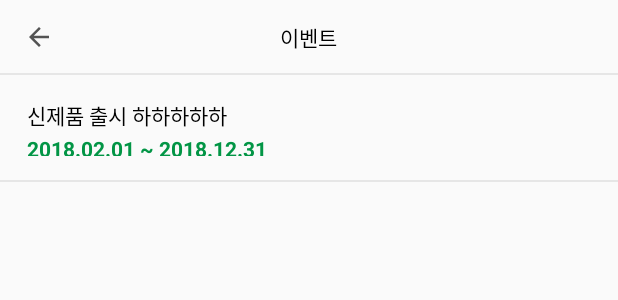
After one commit to taeiim/Subway, an Android app: the layout activity_event_detail.xml on its own in the app's theme, with its tools: preview values and no code run, on a phone screen of 412 x 824 dp. The commit adds this screen. Shown: the top 300 px of the screen. Run offline under Robolectric (Android 15) with nearby library versions, the phone set to English and light mode, and no system bars.

Commit message:
Fix tab color / Finish EventDetail xml

```diff
--- a/app/build.gradle
+++ b/app/build.gradle
@@ -30,4 +30,5 @@ dependencies {
     implementation 'com.android.support:recyclerview-v7:26.1.0'
     implementation 'com.android.support:cardview-v7:26.1.0'
     compile 'com.sackcentury:shinebutton:0.2.0'
+    compile 'com.aurelhubert:ahbottomnavigation:2.1.0'
 }
--- a/app/src/main/AndroidManifest.xml
+++ b/app/src/main/AndroidManifest.xml
@@ -9,15 +9,15 @@
         android:supportsRtl="true"
         android:theme="@style/AppTheme">
         <activity android:name=".Activity.MainActivity">
-
-        </activity>
-        <activity android:name=".Activity.HoneyRankActivity">
             <intent-filter>
                 <action android:name="android.intent.action.MAIN" />
 
                 <category android:name="android.intent.category.LAUNCHER" />
             </intent-filter>
         </activity>
+        <activity android:name=".Activity.HoneyRankActivity">
+
+        </activity>
     </application>
 
 </manifest>
--- a/app/src/main/res/drawable/icon_back.xml
+++ b/app/src/main/res/drawable/ic_back.xml
@@ -4,6 +4,6 @@
         android:viewportWidth="24.0"
         android:viewportHeight="24.0">
     <path
-        android:fillColor="#FF000000"
+        android:fillColor="#535353"
         android:pathData="M20,11H7.83l5.59,-5.59L12,4l-8,8 8,8 1.41,-1.41L7.83,13H20v-2z"/>
 </vector>
--- /dev/null
+++ b/app/src/main/res/drawable/ic_store.xml
@@ -0,0 +1,5 @@
+<vector android:height="24dp" android:viewportHeight="489.4"
+    android:viewportWidth="489.4" android:width="24dp" xmlns:android="http://schemas.android.com/apk/res/android">
+    <path android:fillColor="#737373" android:pathData="M347.7,263.8h-66.5c-18.2,0 -33,14.8 -33,33v51c0,18.2 14.8,33 33,33h66.5c18.2,0 33,-14.8 33,-33v-51C380.7,278.5 365.9,263.8 347.7,263.8zM356.7,347.8c0,5 -4.1,9 -9,9h-66.5c-5,0 -9,-4.1 -9,-9v-51c0,-5 4.1,-9 9,-9h66.5c5,0 9,4.1 9,9V347.8z"/>
+    <path android:fillColor="#737373" android:pathData="M489.4,171.1c0,-2.1 -0.5,-4.1 -1.6,-5.9l-72.8,-128c-2.1,-3.7 -6.1,-6.1 -10.4,-6.1H84.7c-4.3,0 -8.3,2.3 -10.4,6.1l-72.7,128c-1,1.8 -1.6,3.8 -1.6,5.9c0,28.7 17.3,53.3 42,64.2v211.1c0,6.6 5.4,12 12,12h66.3c0.1,0 0.2,0 0.3,0h93c0.1,0 0.2,0 0.3,0h221.4c6.6,0 12,-5.4 12,-12v-209.6c0,-0.5 0,-0.9 -0.1,-1.3C472,224.6 489.4,199.9 489.4,171.1zM91.7,55.2h305.9l56.9,100.1H34.9L91.7,55.2zM348.3,179.1c-3.8,21.6 -22.7,38 -45.4,38c-22.7,0 -41.6,-16.4 -45.4,-38H348.3zM232,179.1c-3.8,21.6 -22.7,38 -45.4,38s-41.6,-16.4 -45.5,-38H232zM24.8,179.1h90.9c-3.8,21.6 -22.8,38 -45.5,38C47.5,217.3 28.6,200.8 24.8,179.1zM201.6,434.4h-69v-129.5c0,-9.4 7.6,-17.1 17.1,-17.1h34.9c9.4,0 17.1,7.6 17.1,17.1v129.5H201.6zM423.3,434.4H225.6v-129.5c0,-22.6 -18.4,-41.1 -41.1,-41.1h-34.9c-22.6,0 -41.1,18.4 -41.1,41.1v129.6H66v-193.3c1.4,0.1 2.8,0.1 4.2,0.1c24.2,0 45.6,-12.3 58.2,-31c12.6,18.7 34,31 58.2,31s45.5,-12.3 58.2,-31c12.6,18.7 34,31 58.1,31c24.2,0 45.5,-12.3 58.1,-31c12.6,18.7 34,31 58.2,31c1.4,0 2.7,-0.1 4.1,-0.1L423.3,434.4L423.3,434.4zM419.2,217.3c-22.7,0 -41.6,-16.4 -45.4,-38h90.9C460.8,200.8 441.9,217.3 419.2,217.3z"/>
+</vector>
--- /dev/null
+++ b/app/src/main/res/layout/activity_event_detail.xml
@@ -0,0 +1,90 @@
+<?xml version="1.0" encoding="utf-8"?>
+<LinearLayout xmlns:android="http://schemas.android.com/apk/res/android"
+    xmlns:app="http://schemas.android.com/apk/res-auto"
+    android:layout_width="match_parent"
+    android:layout_height="match_parent"
+    android:orientation="vertical">
+
+    <android.support.v7.widget.Toolbar
+        android:id="@+id/eventDetail_toolbar"
+        android:layout_width="match_parent"
+        android:layout_height="@dimen/main_toolbar_height"
+        app:contentInsetStart="0dp">
+
+        <RelativeLayout
+            android:layout_width="match_parent"
+            android:layout_height="match_parent">
+
+            <TextView
+                android:layout_width="wrap_content"
+                android:layout_height="wrap_content"
+                android:layout_centerInParent="true"
+                android:text="이벤트"
+                android:textColor="#000000" />
+
+            <ImageView
+                android:id="@+id/eventDetail_backIcon"
+                android:layout_width="20dp"
+                android:layout_height="20dp"
+                android:layout_centerVertical="true"
+                android:layout_marginLeft="16dp"
+                android:src="@drawable/ic_back" />
+
+            <View
+                android:layout_width="match_parent"
+                android:layout_height="1dp"
+                android:layout_alignParentBottom="true"
+                android:background="#E6E6E6" />
+        </RelativeLayout>
+    </android.support.v7.widget.Toolbar>
+
+    <ScrollView
+        android:layout_width="match_parent"
+        android:layout_height="match_parent">
+
+        <LinearLayout
+            android:layout_width="match_parent"
+            android:layout_height="match_parent"
+            android:orientation="vertical">
+
+            <LinearLayout
+                android:layout_width="match_parent"
+                android:layout_height="70dp"
+                android:layout_marginLeft="2dp"
+                android:orientation="vertical"
+                android:padding="16dp">
+
+                <TextView
+                    android:id="@+id/eventDetail_titleTv"
+                    android:layout_width="match_parent"
+                    android:layout_height="wrap_content"
+                    android:layout_marginBottom="2dp"
+                    android:maxLines="1"
+                    android:text="신제품 출시 하하하하하"
+                    android:textColor="#000000" />
+
+                <TextView
+                    android:id="@+id/eventDetail_periodTv"
+                    android:layout_width="match_parent"
+                    android:layout_height="wrap_content"
+                    android:maxLines="1"
+                    android:text="2018.02.01 ~ 2018.12.31"
+                    android:textColor="@color/colorAccent"
+                    android:textSize="14dp"
+                    android:textStyle="bold" />
+
+            </LinearLayout>
+
+            <View
+                android:layout_width="match_parent"
+                android:layout_height="1dp"
+                android:background="#E6E6E6" />
+
+            <ImageView
+                android:id="@+id/eventDetail_imgView"
+                android:layout_width="match_parent"
+                android:layout_height="match_parent"
+                android:layout_margin="16dp"/>
+        </LinearLayout>
+    </ScrollView>
+</LinearLayout>
--- a/app/src/main/res/layout/activity_honey_rank.xml
+++ b/app/src/main/res/layout/activity_honey_rank.xml
@@ -21,7 +21,7 @@
                 android:layout_height="20dp"
                 android:layout_centerVertical="true"
                 android:layout_marginLeft="16dp"
-                android:src="@drawable/icon_back" />
+                android:src="@drawable/ic_back" />
 
             <TextView
                 android:layout_width="wrap_content"
@@ -54,5 +54,5 @@
         android:id="@+id/honeyRank_recyclerView"
         android:layout_width="match_parent"
         android:layout_height="match_parent"
-        android:layout_margin="8dp"/>
+        android:paddingBottom="8dp"/>
 </LinearLayout>
--- a/app/src/main/res/layout/item_honey_rank.xml
+++ b/app/src/main/res/layout/item_honey_rank.xml
@@ -3,8 +3,9 @@
     xmlns:app="http://schemas.android.com/apk/res-auto"
     android:layout_width="match_parent"
     android:layout_height="wrap_content"
-    android:layout_marginBottom="4dp"
-    android:layout_marginTop="4dp">
+    android:layout_marginLeft="8dp"
+    android:layout_marginRight="8dp"
+    android:layout_marginTop="8dp">
 
     <android.support.v7.widget.CardView
         android:layout_width="match_parent"
--- a/app/src/main/res/values/colors.xml
+++ b/app/src/main/res/values/colors.xml
@@ -1,6 +1,7 @@
 <?xml version="1.0" encoding="utf-8"?>
 <resources>
-    <color name="colorPrimary">#F9C708</color>
-    <color name="colorPrimaryDark">#303F9F</color>
-    <color name="colorAccent">#FF4081</color>
+    <color name="colorPrimary">#FAC917</color>
+    <color name="colorPrimaryDark">#FCBD11</color>
+    <color name="colorAccent">#029545</color>
+    <color name="colorWhite">#FFFFFF</color>
 </resources>
--- a/app/src/main/res/values/strings.xml
+++ b/app/src/main/res/values/strings.xml
@@ -1,3 +1,9 @@
 <resources>
     <string name="app_name">Subway</string>
+    <string name="tab1">꿀조합</string>
+    <string name="tab2">메뉴</string>
+    <string name="tab3">매장찾기</string>
+    <string name="tab4">이벤트</string>
+    <string name="tab5">마이페이지</string>
+
 </resources>
```
Also changed, not shown: app/src/main/java/com/example/parktaeim/subway/Activity/EventDetailActivity.java (added, +21 -0 lines), app/src/main/java/com/example/parktaeim/subway/Activity/MainActivity.java (+48 -43 lines), app/src/main/res/layout/activity_main.xml (+13 -7 lines), app/src/main/res/drawable/ic_menu.xml (renamed from app/src/main/res/drawable/icon_menu.xml).
